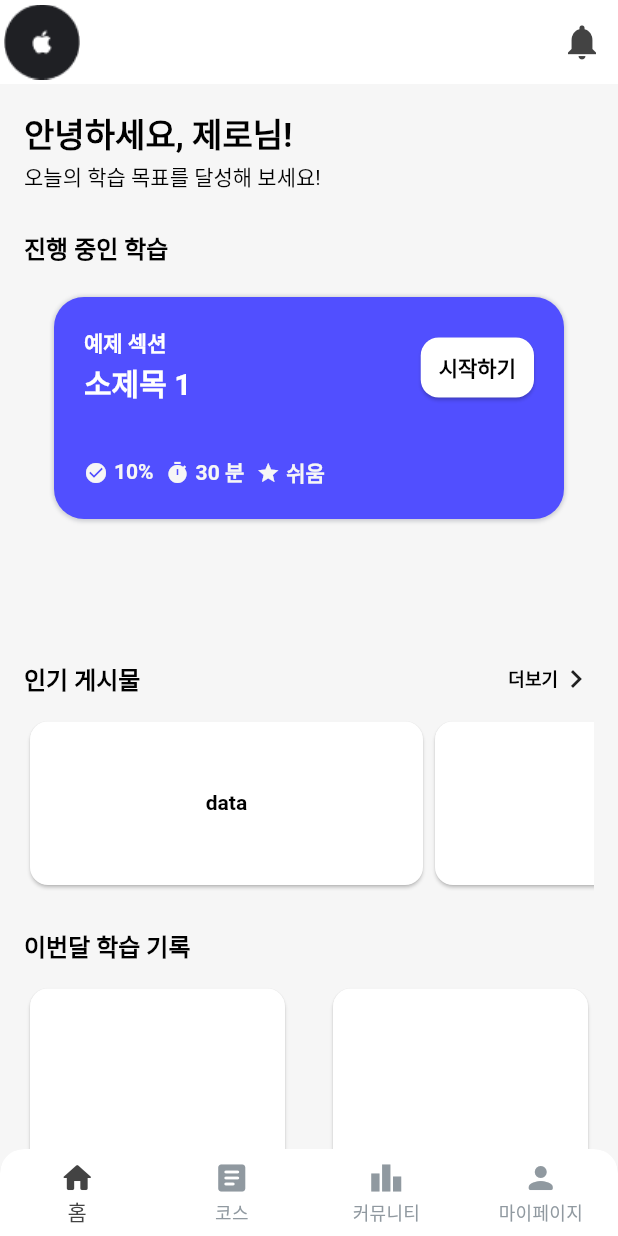
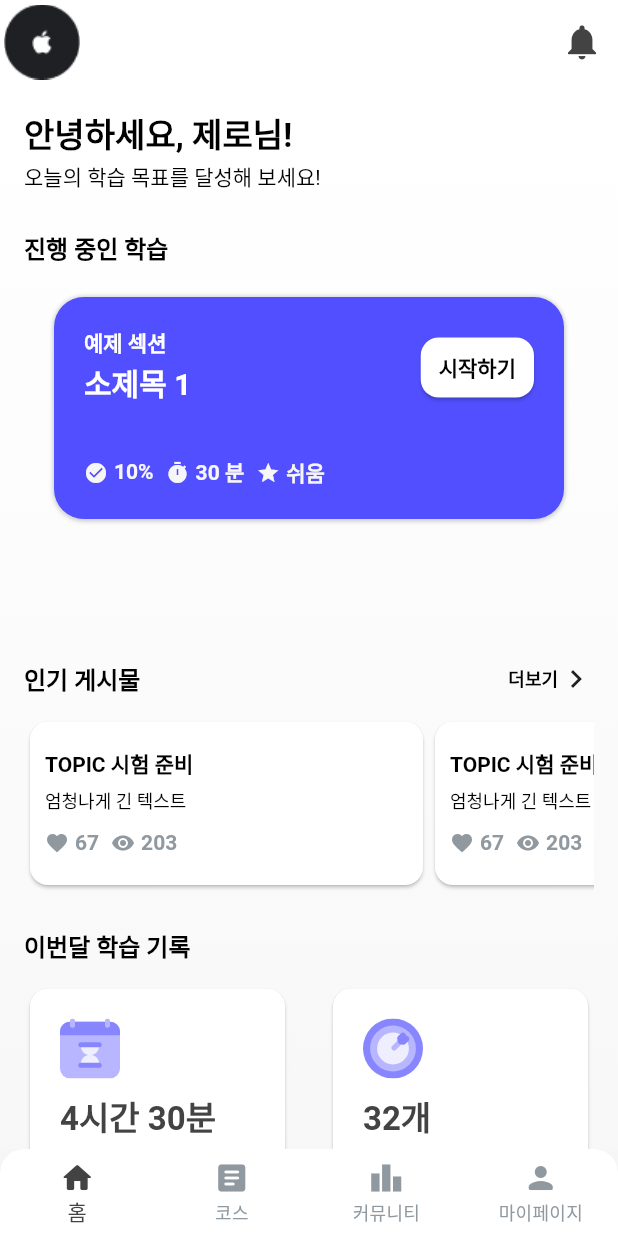
Before and after one commit to ChristineKangHee/Glang, a Flutter app: the screen it shows after launch, on a phone screen of 412 x 824 dp. Run offline on Flutter 3.47's test engine with Material 3 defaults, Android fonts, the phone set to English and light mode, and no system bars; our stand-ins replace easy_localization, firebase_auth, firebase_core, flutter_dotenv, flutter_local_notifications, flutter_riverpod and 3 more; missing offline and left inert: d_chart; accounts and stored records are empty; Roboto replaces fonts that are missing (Pretendard); project files that could hold a hidden picture were left out.

Commit message:
[Feat] home.dart UI, util/gradients 추가 (2025.01.08)

```diff
--- /dev/null
+++ b/lib/util/gradients.dart
@@ -0,0 +1,37 @@
+import 'package:flutter/material.dart';
+import 'package:readventure/theme/theme.dart'; // CustomColors가 정의된 파일
+
+/*
+*
+  사용법
+  child: Container(
+    padding: const EdgeInsets.all(16.0),
+    decoration: BoxDecoration(gradient: AppGradients.whiteToGrey(customColors)),
+*
+*/
+
+class AppGradients {
+  // 흰색에서 회색 그라데이션
+  static LinearGradient whiteToGrey(CustomColors customColors) {
+    return LinearGradient(
+      colors: [
+        customColors.neutral100 ?? Colors.white, // 흰색
+        customColors.neutral90 ?? Colors.grey,   // 회색
+      ],
+      begin: Alignment.topCenter,
+      end: Alignment.bottomCenter,
+    );
+  }
+
+  // 다른 그라데이션 예시
+  static LinearGradient primaryToAccent(CustomColors customColors) {
+    return LinearGradient(
+      colors: [
+        customColors.primary ?? Colors.blue,    // Primary 색상
+        customColors.accent ?? Colors.orange,   // Accent 색상
+      ],
+      begin: Alignment.topLeft,
+      end: Alignment.bottomRight,
+    );
+  }
+}
--- a/lib/view/home/home.dart
+++ b/lib/view/home/home.dart
@@ -7,9 +7,9 @@
 import 'package:easy_localization/easy_localization.dart';
 import 'package:flutter/material.dart';
 import 'package:flutter_riverpod/flutter_riverpod.dart';
+import 'package:readventure/util/gradients.dart';
 import 'package:readventure/view/components/custom_navigation_bar.dart';
 import 'package:readventure/viewmodel/app_state_controller.dart';
-import 'package:readventure/viewmodel/theme_controller.dart';
 import 'package:readventure/theme/theme.dart';
 import 'package:readventure/theme/font.dart';
 import '../../model/section_data.dart';
@@ -18,7 +18,7 @@ import '../../viewmodel/notification_controller.dart';
 import '../components/custom_app_bar.dart';
 import '../components/custom_button.dart';
 import '../course/popup_component.dart';
-import 'example.dart';
+import 'package:flutter_svg/flutter_svg.dart';
 
 class MyHomePage extends ConsumerWidget { // ConsumerWidget으로 변경
   const MyHomePage({super.key});
@@ -51,110 +51,27 @@ class MyHomePage extends ConsumerWidget { // ConsumerWidget으로 변경
       appBar: CustomAppBar_Logo(),
       body: SafeArea(
         child: SingleChildScrollView(
-          child: Padding(
+          child: Container(
             padding: const EdgeInsets.all(16.0),
+            decoration: BoxDecoration(gradient: AppGradients.whiteToGrey(customColors)),
             child: Column(
               mainAxisAlignment: MainAxisAlignment.start,
               crossAxisAlignment: CrossAxisAlignment.start,
               children: [
-                Column( // 나중에 섹션 분리할 것
-                  crossAxisAlignment: CrossAxisAlignment.start,
-                  children: [
-                    Text("안녕하세요, $name님!", style: heading_medium(context),),
-                    Text("오늘의 학습 목표를 달성해 보세요!", style: body_xsmall(context),),
-                  ],
-                ),
-                SizedBox(height: 24,),
-                //TODO: 진행 중인 학습 위젯
-                Column(
-                  mainAxisAlignment: MainAxisAlignment.start,
-                  crossAxisAlignment: CrossAxisAlignment.start,
-                  children: [
-                    Text("진행 중인 학습", style: body_small_semi(context),),
-                    SectionPopup(
-                      title: data.title,
-                      subTitle: data.subdetailTitle[0],
-                      time: data.totalTime[0],
-                      level: data.difficultyLevel[0],
-                      description: data.textContents[0],
-                      imageUrl: data.imageUrls[0],
-                      missions: data.missions[0],
-                      effects: data.effects[0],
-                      achievement: data.achievement[0],
-                      status: data.status[0],
-                    ),
-                  ],
-                ),
-
-                SizedBox(height: 24,),
-                //TODO: 인기 게시물 위젯
-                Column(
-                  mainAxisAlignment: MainAxisAlignment.start,
-                  crossAxisAlignment: CrossAxisAlignment.start,
-                  children: [
-                    Row(
-                      mainAxisAlignment: MainAxisAlignment.spaceBetween,
-                      children: [
-                        Text("인기 게시물", style: body_small_semi(context),),
-                        Row(
-                          children: [
-                            Text("더보기", style: body_xxsmall_semi(context),),
-                            Icon(Icons.keyboard_arrow_right),
-                          ],
-                        ),
-                      ],
-                    ),
-                    SizedBox(height: 12,),
-                    SingleChildScrollView(
-                      scrollDirection: Axis.horizontal,
-                      child: Row(
-                        children: [
-                          Card(
-                            child: Container(
-                                width: 262,
-                                height: 109,
-                                padding: EdgeInsets.all(10),
-                                child: Column(
-                                  mainAxisAlignment: MainAxisAlignment.center,
-                                  children: [
-                                    Text("data", style: body_xsmall_semi(context),)
-                                  ],
-                                ),
-                                ),
-                          ),
-                          Card(
-                            child: SizedBox(width: 262, height: 109,),
-                          ),
-                          Card(
-                            child: SizedBox(width: 262, height: 109,),
-                          ),
-                        ],
-                      ),
-                    ),
-                  ],
-                ),
-
+                //TODO: 인사말 위젯
+                GreetingSection(name: name),
                 SizedBox(height: 24,),
 
-                Column(
-                  mainAxisAlignment: MainAxisAlignment.start,
-                  crossAxisAlignment: CrossAxisAlignment.start,
-                  children: [
-                    Text("이번달 학습 기록", style: body_small_semi(context),),
-                    SizedBox(height: 12,),
-                    Row(
-                      mainAxisAlignment: MainAxisAlignment.spaceBetween,
-                      children: [
-                        Card(
-                          child: SizedBox(width: 170, height: 142,),
-                        ),
-                        Card(
-                          child: SizedBox(width: 170, height: 142,),
-                        ),
-                      ],
-                    ),
-                  ],
-                ),
+                //TODO: 진행 중인 학습 위젯
+                ProgressSection(data: data),
+                SizedBox(height: 24,),
+
+                //TODO: 인기 게시물 위젯
+                HotPost(customColors: customColors),
+                SizedBox(height: 24,),
+
+                //TODO: 이번달 학습 기록 위젯
+                LearningSection(customColors: customColors),
 
                 ElevatedButton(
                   onPressed: showNotification,
@@ -181,3 +98,219 @@ class MyHomePage extends ConsumerWidget { // ConsumerWidget으로 변경
     );
   }
 }
+
+class LearningSection extends StatelessWidget {
+  LearningSection({
+    super.key,
+    required this.customColors,
+  });
+  final CustomColors customColors;
+  final imageLink_1 = "assets/icons/record_time.svg";
+  final imageLink_2 = "assets/icons/record_mission.svg";
+
+  @override
+  Widget build(BuildContext context) {
+    return Column(
+      mainAxisAlignment: MainAxisAlignment.start,
+      crossAxisAlignment: CrossAxisAlignment.start,
+      children: [
+        Text("이번달 학습 기록", style: body_small_semi(context),),
+        SizedBox(height: 12,),
+        Row(
+          mainAxisAlignment: MainAxisAlignment.spaceBetween,
+          children: [
+            LearningSection_Card(customColors: customColors, imageLink: imageLink_1, title: "4시간 30분", subtitle: "학습 시간",),
+            LearningSection_Card(customColors: customColors, imageLink: imageLink_2, title: "32개", subtitle: "완료한 미션",),
+          ],
+        ),
+      ],
+    );
+  }
+}
+
+class LearningSection_Card extends StatelessWidget {
+  const LearningSection_Card({
+    super.key,
+    required this.customColors,
+    required this.imageLink,
+    required this.title,
+    required this.subtitle,
+  });
+
+  final CustomColors customColors;
+  final imageLink;
+  final title;
+  final subtitle;
+
+  @override
+  Widget build(BuildContext context) {
+    return Card(
+      child: Container(
+        width: 170,
+        height: 142,
+        padding: EdgeInsets.all(20),
+        child: Column(
+          crossAxisAlignment: CrossAxisAlignment.start,
+          children: [
+            SizedBox(
+              child: SvgPicture.asset(
+                '$imageLink',
+              ),
+            ),
+            SizedBox(height: 8,),
+            Text("$title", style: heading_medium(context).copyWith(color: customColors.neutral30),),
+            Text("$subtitle", style: body_xsmall_semi(context).copyWith(color: customColors.neutral60),),
+          ],
+        ),
+      ),
+    );
+  }
+}
+
+class ProgressSection extends StatelessWidget {
+  const ProgressSection({
+    super.key,
+    required this.data,
+  });
+
+  final SectionData data;
+
+  @override
+  Widget build(BuildContext context) {
+    return Column(
+      mainAxisAlignment: MainAxisAlignment.start,
+      crossAxisAlignment: CrossAxisAlignment.start,
+      children: [
+        Text("진행 중인 학습", style: body_small_semi(context),),
+        SectionPopup(
+          title: data.title,
+          subTitle: data.subdetailTitle[0],
+          time: data.totalTime[0],
+          level: data.difficultyLevel[0],
+          description: data.textContents[0],
+          imageUrl: data.imageUrls[0],
+          missions: data.missions[0],
+          effects: data.effects[0],
+          achievement: data.achievement[0],
+          status: data.status[0],
+        ),
+      ],
+    );
+  }
+}
+
+class GreetingSection extends StatelessWidget {
+  const GreetingSection({
+    super.key,
+    required this.name,
+  });
+
+  final String name;
+
+  @override
+  Widget build(BuildContext context) {
+    return Column( // 나중에 섹션 분리할 것
+      crossAxisAlignment: CrossAxisAlignment.start,
+      children: [
+        Text("안녕하세요, $name님!", style: heading_medium(context),),
+        Text("오늘의 학습 목표를 달성해 보세요!", style: body_xsmall(context),),
+      ],
+    );
+  }
+}
+
+class HotPost extends StatelessWidget {
+  const HotPost({
+    super.key,
+    required this.customColors,
+  });
+
+  final CustomColors customColors;
+
+  @override
+  Widget build(BuildContext context) {
+    return Column(
+      mainAxisAlignment: MainAxisAlignment.start,
+      crossAxisAlignment: CrossAxisAlignment.start,
+      children: [
+        Row(
+          mainAxisAlignment: MainAxisAlignment.spaceBetween,
+          children: [
+            Text("인기 게시물", style: body_small_semi(context),),
+            GestureDetector(
+              onTap: () => Navigator.pushNamed(context, "/notification"),
+              child: Row(
+                children: [
+                  Text("더보기", style: body_xxsmall_semi(context),),
+                  Icon(Icons.keyboard_arrow_right),
+                ],
+              ),
+            ),
+          ],
+        ),
+        SizedBox(height: 12,),
+        SingleChildScrollView(
+          scrollDirection: Axis.horizontal,
+          child: Row(
+            children: [
+              CustomCard(customColors: customColors),
+              CustomCard(customColors: customColors),
+              CustomCard(customColors: customColors),
+            ],
+          ),
+        ),
+      ],
+    );
+  }
+}
+// 인기 게시물 부분 Card
+class CustomCard extends StatelessWidget {
+  const CustomCard({
+    super.key,
+    required this.customColors,
+  });
+
+  final CustomColors customColors;
+
+  @override
+  Widget build(BuildContext context) {
+    return Card(
+      child: Container(
+          width: 262,
+          height: 109,
+          padding: EdgeInsets.all(10),
+          child: Column(
+            mainAxisAlignment: MainAxisAlignment.center, //텍스트 세로 중앙 정렬
+            crossAxisAlignment: CrossAxisAlignment.start, //텍스트 가로 시작점
+            children: [
+              Text("TOPIC 시험 준비", style: body_xsmall_semi(context), overflow: TextOverflow.ellipsis,),
+              SizedBox(height: 4,),
+              Text("엄청나게 긴 텍스트", style: body_xxsmall(context), overflow: TextOverflow.ellipsis,),
+              SizedBox(height: 8,),
+              Row(
+                mainAxisAlignment: MainAxisAlignment.start,
+                children: [
+                  Row(
+                    children: [
+                      Icon(Icons.favorite, size: 16, color: customColors.neutral60,),
+                      SizedBox(width: 4,),
+                      Text("67", style: body_xsmall_semi(context).copyWith(color: customColors.neutral60),),
+                      SizedBox(width: 8,),
+                    ],
+                  ),
+                  Row(
+                    children: [
+                      Icon(Icons.visibility, size: 16, color: customColors.neutral60,),
+                      SizedBox(width: 4,),
+                      Text("203", style: body_xsmall_semi(context).copyWith(color: customColors.neutral60),),
+                      SizedBox(width: 8,),
+                    ],
+                  ),
+                ],
+              )
+            ],
+          ),
+          ),
+    );
+  }
+}
--- a/pubspec.yaml
+++ b/pubspec.yaml
@@ -39,7 +39,9 @@ dev_dependencies:
   http: ^1.2.1
   dart_openai: ^5.1.0
   permission_handler: ^11.1.0 # 권한 처리
-  flutter_local_notifications: ^16.3.0 # local 알림 설정
+  flutter_local_notifications: ^18.0.1  # local 알림 설정
+  flutter_svg: ^2.0.16 # svg 파일 사용 위함
+
 
   # Firebase
   firebase_ui_auth: ^1.14.0
@@ -66,6 +68,7 @@ flutter:
     - .env
     - assets/images/
     - assets/lottie/
+    - assets/icons/
 
   # An image asset can refer to one or more resolution-specific "variants", see
   # https://flutter.dev/assets-and-images/#resolution-aware
```
Also changed, not shown: assets/icons/record_mission.svg (added), assets/icons/record_time.svg (added), 2 other files.
